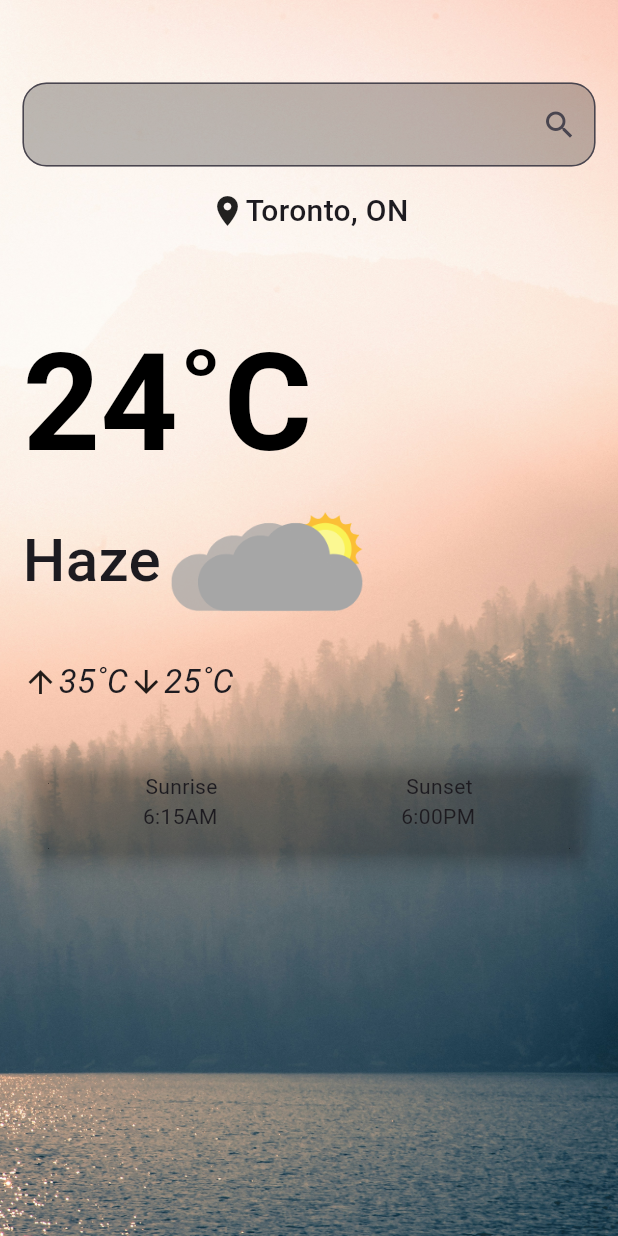
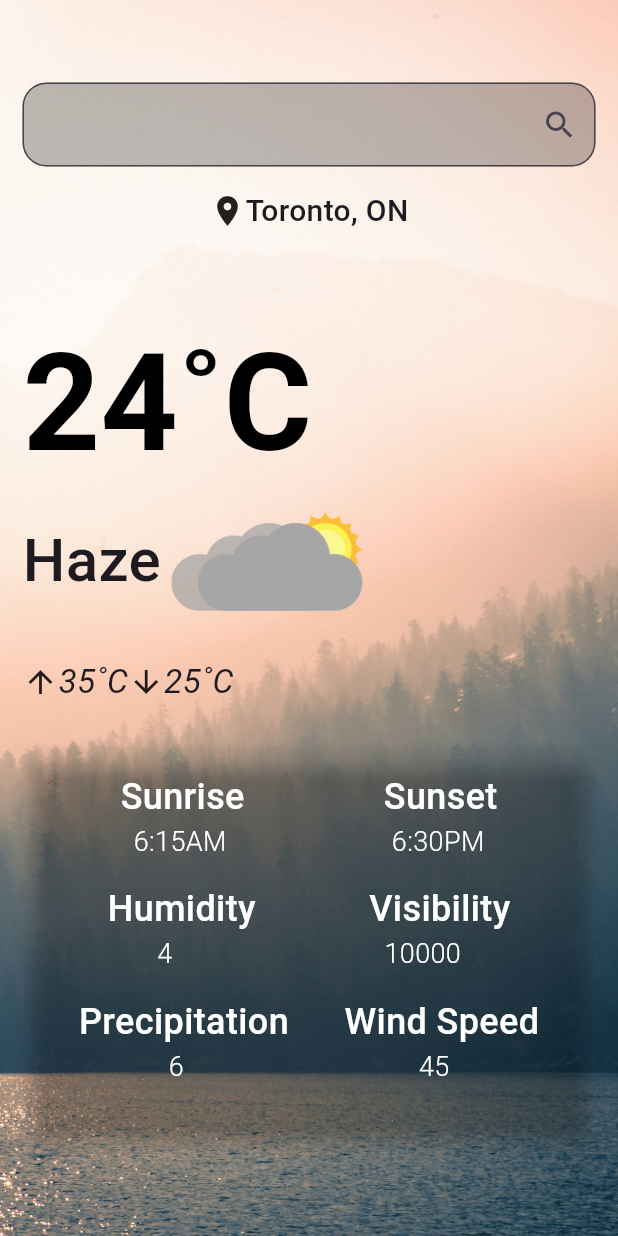
Before and after one commit to S0han/weather_app_flutter, a Flutter app: the screen it shows after launch, on a phone screen of 412 x 824 dp. Run offline on Flutter 3.47's test engine with Material 3 defaults, Android fonts, the phone set to English and light mode, and no system bars.

Commit message:
update: turn the card into a widget and then call the widget

```diff
--- a/lib/main.dart
+++ b/lib/main.dart
@@ -1,4 +1,5 @@
 import 'package:flutter/material.dart';
+import 'package:weather_app/widget/weather_data_tile.dart';
 
 void main() {
   runApp(WeatherApp());
@@ -104,20 +105,34 @@ class WeatherPageState extends State<WeatherPage> {
                     color: Colors.transparent,
                     child: Container(
                       child: Padding (
-                      padding: EdgeInsets.all(15),
-                      child: Column(
-                        children: [
-                          Row(
-                            mainAxisAlignment: MainAxisAlignment.spaceAround,
-                            children: [Text('Sunrise'), Text('Sunset')],
-                          ),
-                          Row(
-                            mainAxisAlignment: MainAxisAlignment.spaceAround,
-                            children: [Text('6:15AM'), Text('6:00PM')],
-                          )
-                        ],
-                      ))
-                  )),
+                        padding: EdgeInsets.all(15),
+                        child: Column(
+                          children: [
+                            WeatherDataTile(
+                                index1: "Sunrise",
+                                index2: "Sunset",
+                                value1: "6:15AM",
+                                value2: "6:30PM"
+                              ),
+                            SizedBox(height: 15,),
+                            WeatherDataTile(
+                                index1: "Humidity",
+                                index2: "Visibility",
+                                value1: "4",
+                                value2: "10000"
+                              ),
+                            SizedBox(height: 15,),
+                            WeatherDataTile(
+                                index1: "Precipitation",
+                                index2: "Wind Speed",
+                                value1: "6",
+                                value2: "45"
+                              ),
+                            SizedBox(height: 15,),
+                          ],)
+                      )
+                    )
+                  ),
                 ],),)
           ),
         ],
--- /dev/null
+++ b/lib/widget/weather_data_tile.dart
@@ -0,0 +1,47 @@
+import 'package:flutter/material.dart';
+
+class WeatherDataTile extends StatelessWidget {
+  final String index1, index2, value1, value2;
+  const WeatherDataTile(
+    {
+      super.key,
+      required this.index1,
+      required this.index2,
+      required this.value1,
+      required this.value2,
+    }
+  );
+  @override
+  Widget build(BuildContext context) {
+    return Column(
+      children: [
+        Row(
+          mainAxisAlignment: MainAxisAlignment.spaceAround,
+          children: [
+            Text(index1, style: const TextStyle(
+              fontSize: 24, color: Colors.white,
+              fontWeight: FontWeight.w500)
+            ),
+            Text(index2, style: const TextStyle(
+              fontSize: 24, color: Colors.white,
+              fontWeight: FontWeight.w500)
+            )
+          ],
+        ),
+        Row(
+          mainAxisAlignment: MainAxisAlignment.spaceAround,
+          children: [
+            Text(value1, style: const TextStyle(
+              fontSize: 18, color: Colors.white,
+              fontWeight: FontWeight.w300)
+            ),
+            Text(value2, style: const TextStyle(
+              fontSize: 18, color: Colors.white,
+              fontWeight: FontWeight.w300)
+            )
+          ],
+        )
+      ],
+    );
+  }
+}
```
